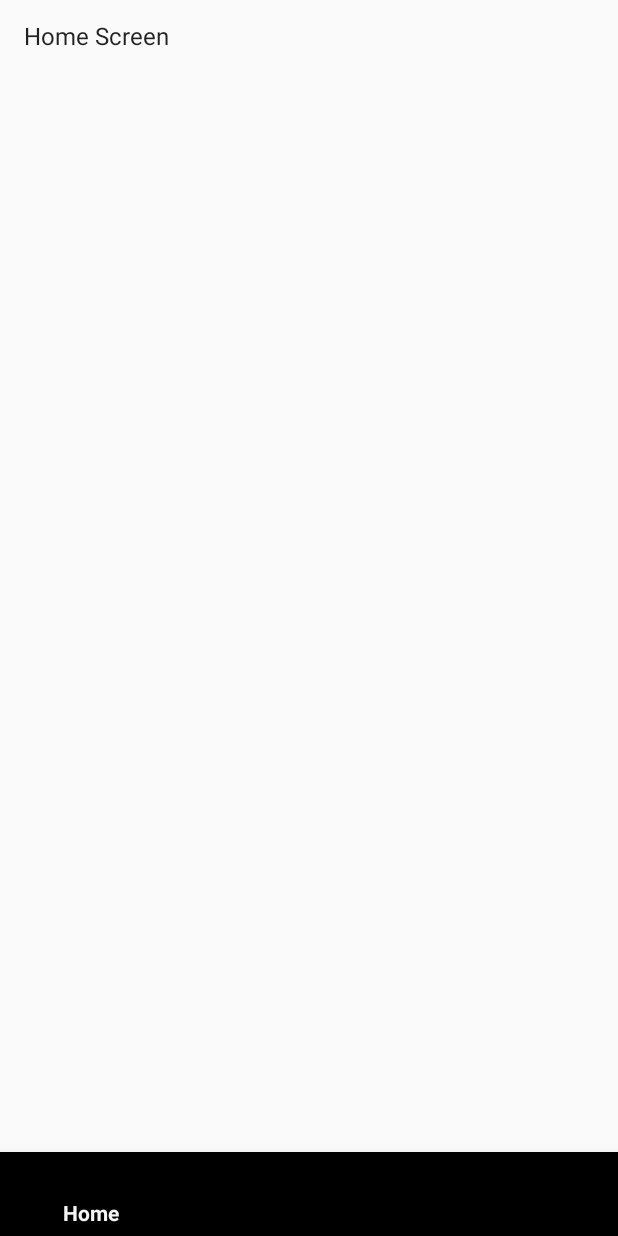
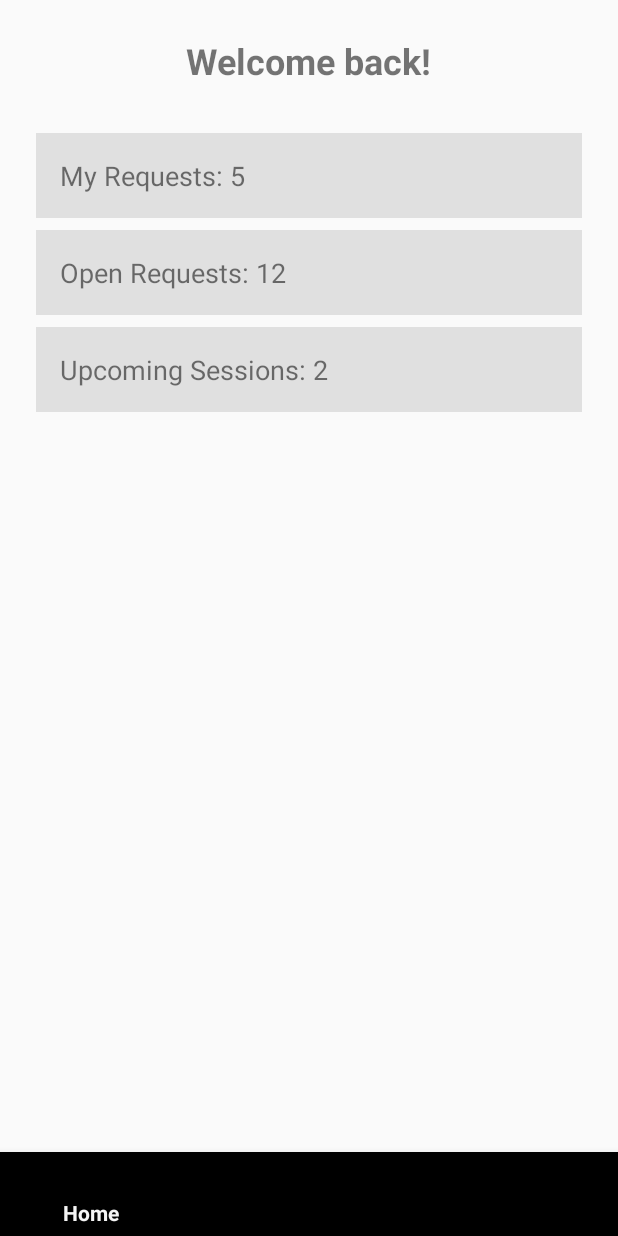
Before and after one commit to JustTheTech-debug/PeerTutoringSystem, an Android app built with Jetpack Compose: the HomeFragment screen opened through its navigation route, on a phone screen of 412 x 824 dp. Run offline under Robolectric (Android 15) with nearby library versions, the phone set to English and light mode, and no system bars; our stand-ins replace navigation-ui.

Commit message:
Add Home dashboard and Request Detail UI

```diff
--- a/app/src/main/java/com/example/peertutoringsystem/ui/main/HomeFragment.kt
+++ b/app/src/main/java/com/example/peertutoringsystem/ui/main/HomeFragment.kt
@@ -6,14 +6,27 @@ import android.view.View
 import android.view.ViewGroup
 import android.widget.TextView
 import androidx.fragment.app.Fragment
+import com.example.peertutoringsystem.R
 
 class HomeFragment : Fragment() {
+
     override fun onCreateView(
         inflater: LayoutInflater, container: ViewGroup?,
         savedInstanceState: Bundle?
     ): View? {
-        return inflater.inflate(android.R.layout.simple_list_item_1, container, false).apply {
-            findViewById<TextView>(android.R.id.text1).text = "Home Screen"
-        }
+        val view = inflater.inflate(R.layout.fragment_home, container, false)
+
+        val tvWelcome = view.findViewById<TextView>(R.id.tvWelcome)
+        val tvMyRequests = view.findViewById<TextView>(R.id.tvMyRequests)
+        val tvOpenRequests = view.findViewById<TextView>(R.id.tvOpenRequests)
+        val tvUpcomingSessions = view.findViewById<TextView>(R.id.tvUpcomingSessions)
+
+        // Dummy data for the dashboard
+        tvWelcome.text = "Welcome back!"
+        tvMyRequests.text = "My Requests: 5"
+        tvOpenRequests.text = "Open Requests: 12"
+        tvUpcomingSessions.text = "Upcoming Sessions: 2"
+
+        return view
     }
 }
--- /dev/null
+++ b/app/src/main/res/layout/fragment_home.xml
@@ -0,0 +1,47 @@
+<?xml version="1.0" encoding="utf-8"?>
+<LinearLayout xmlns:android="http://schemas.android.com/apk/res/android"
+    android:layout_width="match_parent"
+    android:layout_height="match_parent"
+    android:orientation="vertical"
+    android:padding="24dp"
+    android:gravity="center_horizontal">
+
+    <TextView
+        android:id="@+id/tvWelcome"
+        android:layout_width="wrap_content"
+        android:layout_height="wrap_content"
+        android:textSize="24sp"
+        android:textStyle="bold"
+        android:layout_marginBottom="32dp"
+        android:text="Welcome back!" />
+
+    <TextView
+        android:id="@+id/tvMyRequests"
+        android:layout_width="match_parent"
+        android:layout_height="wrap_content"
+        android:textSize="18sp"
+        android:padding="16dp"
+        android:background="#E0E0E0"
+        android:layout_marginBottom="8dp"
+        android:text="My Requests: 0" />
+
+    <TextView
+        android:id="@+id/tvOpenRequests"
+        android:layout_width="match_parent"
+        android:layout_height="wrap_content"
+        android:textSize="18sp"
+        android:padding="16dp"
+        android:background="#E0E0E0"
+        android:layout_marginBottom="8dp"
+        android:text="Open Requests: 0" />
+
+    <TextView
+        android:id="@+id/tvUpcomingSessions"
+        android:layout_width="match_parent"
+        android:layout_height="wrap_content"
+        android:textSize="18sp"
+        android:padding="16dp"
+        android:background="#E0E0E0"
+        android:text="Upcoming Sessions: 0" />
+
+</LinearLayout>
```
Also changed, not shown: app/src/main/java/com/example/peertutoringsystem/ui/requests/RequestDetailFragment.kt (+39 -2 lines), app/src/main/res/layout/fragment_request_detail.xml (added, +42 -0 lines).
